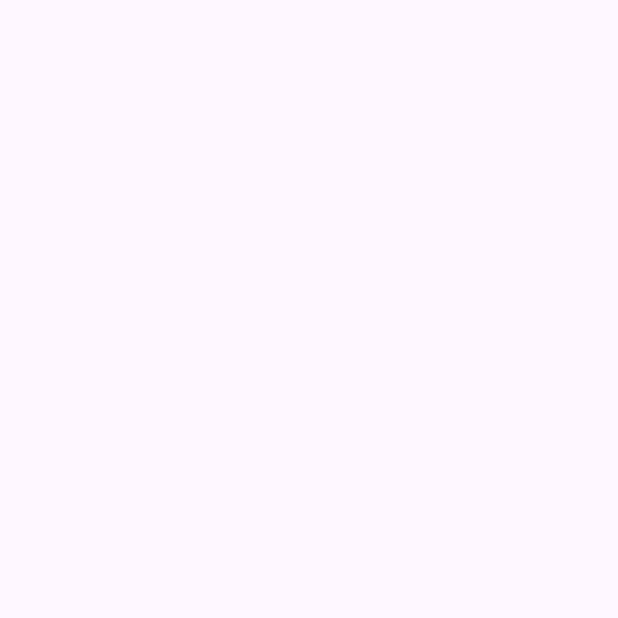
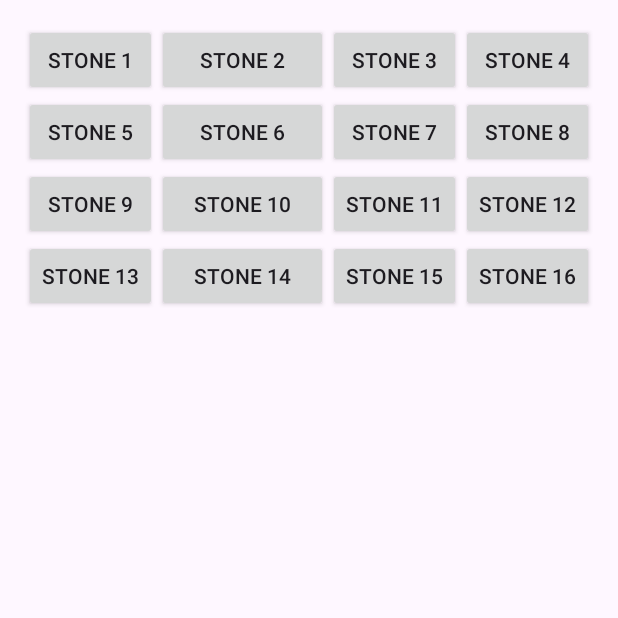
Before and after one commit to noeliarozado/RelicHunterGame, an Android app: the GameActivity screen opened directly, with no data from a screen before it, on a phone screen of 412 x 824 dp, the top half of it. Before the commit the part shown is empty. Run offline under Robolectric (Android 15) with nearby library versions, the phone set to English and light mode, and no system bars.

Commit message:
Included stones

```diff
--- a/app/src/main/java/com/example/relichunter/GameActivity.java
+++ b/app/src/main/java/com/example/relichunter/GameActivity.java
@@ -3,116 +3,150 @@ package com.example.relichunter;
 import android.os.Bundle;
 import android.view.View;
 import android.widget.Button;
-import android.widget.GridLayout;
-import android.widget.ImageView;
+import android.widget.TableLayout;
+import android.widget.TableRow;
 import android.widget.TextView;
+import android.widget.Toast;
+
 import androidx.appcompat.app.AppCompatActivity;
+
+import java.util.ArrayList;
+import java.util.Collections;
 
 public class GameActivity extends AppCompatActivity {
 
-    private GridLayout gridLayout;
-    private TextView messageTextView;
-    private Button endGameButton;
-
-    private String[] relics = {"AXE", "COMPASS", "ABACUS", "OIL_LAMP", "NEEDLE", "PAPYRUS", "SANDAL"};
-    private boolean[] tileRevealed = new boolean[16];
+    private TableLayout tableLayout;
+    private TextView messageText, finalMessageText;
+    private ArrayList<String> items; // List to store grid items (relics, curses, nothing)
     private int relicsFound = 0;
-    private final String[] messages = {
-            "STONE AXE: Found by Zealsprince in Jokler’s garden. He’s not sure what to make of it...",
-            "COMPASS: Used by tmtu during his last hike when he forgot his GPS at home.",
-            "ABACUS: Used by Chanty to count the days until the next Advent calendar starts.",
-            "OIL LAMP: Used by Kilmanio to get to the gym at night after forgetting his flashlight in a Hardangervidda cabin.",
-            "BONE NEEDLE: Used by APH to knit a new Godot hat and a sweater for Amon.",
-            "PAPYRUS: Used by Rapid to jot down new Spanish words when he couldn’t find his notebook.",
-            "PREHISTORIC SANDAL: Found by Amon behind the sofa while Dolan was playing Lethal Company."
-    };
-
-    private final String[] relicImages = {
-            "stone_axe", "compass", "abacus", "oil_lamp", "bone_needle", "papyrus", "sandal"
-    };
+    private int totalRelics = 7; // Number of relics to be found
 
     @Override
     protected void onCreate(Bundle savedInstanceState) {
         super.onCreate(savedInstanceState);
         setContentView(R.layout.activity_game);
 
-        gridLayout = findViewById(R.id.gridLayout);
-        messageTextView = findViewById(R.id.messageTextView);
-        endGameButton = findViewById(R.id.endGameButton);
+        tableLayout = findViewById(R.id.tableLayout);
+        messageText = findViewById(R.id.messageText);
+        finalMessageText = findViewById(R.id.finalMessageText);
 
-        // Set up the grid with clickable ImageViews
-        for (int i = 0; i < gridLayout.getChildCount(); i++) {
-            final ImageView tile = (ImageView) gridLayout.getChildAt(i);
-            final int index = i;
-            tile.setImageResource(R.drawable.stone);  // Default image (could be a stone or similar)
+        // Initialize the list of items (relics, curses, nothing)
+        items = new ArrayList<>();
+        items.add("STONE_AXE");
+        items.add("COMPASS");
+        items.add("ABACUS");
+        items.add("OIL_LAMP");
+        items.add("BONE_NEEDLE");
+        items.add("PAPYRUS");
+        items.add("PREHISTORIC_SANDAL");
 
-            // Set a random relic for the tile
-            tile.setTag(relics[(int) (Math.random() * relics.length)]);
+        // Add "nothing" and "curse" to the grid
+        for (int i = 0; i < 9; i++) {
+            if (i % 2 == 0) {
+                items.add("CURSE");
+            } else {
+                items.add("NOTHING");
+            }
+        }
 
-            tile.setOnClickListener(v -> onTileClicked(tile, index));
+        // Shuffle items so they appear randomly on the grid
+        Collections.shuffle(items);
+
+        // Create rows dynamically for the table
+        for (int i = 0; i < 4; i++) {  // We will have 4 rows
+            TableRow row = new TableRow(this);
+            row.setLayoutParams(new TableLayout.LayoutParams(
+                    TableLayout.LayoutParams.MATCH_PARENT,
+                    TableLayout.LayoutParams.WRAP_CONTENT
+            ));
+
+            // Add 4 buttons per row
+            for (int j = 0; j < 4; j++) {
+                int index = i * 4 + j;
+                if (index >= items.size()) break;  // Prevent overflow
+
+                Button button = new Button(this);
+                button.setText("Stone " + (index + 1));
+                button.setTag(items.get(index));  // Assign item type to button tag
+
+                // Set up click listener for each button
+                button.setOnClickListener(v -> handleItemClick((Button) v));
+
+                row.addView(button);
+            }
+
+            // Add the row to the TableLayout
+            tableLayout.addView(row);
+        }
+    }
+    private void handleItemClick(Button button) {
+        String itemType = (String) button.getTag();  // Get the item type (relic, curse, nothing)
+        button.setEnabled(false); // Disable button after it's clicked
+
+        String message = "";
+        int imageResource = 0;  // Default to 0 (no image)
+
+        // Display different messages and set images depending on item type
+        switch (itemType) {
+            case "STONE_AXE":
+                message = "STONE AXE: Found by Zealsprince in Jokler’s garden. He’s not sure what to make of it...";
+                imageResource = R.drawable.axe;  // Add the actual image in your drawable folder
+                break;
+            case "COMPASS":
+                message = "COMPASS: Used by tmtu during his last hike when he forgot his GPS at home.";
+                imageResource = R.drawable.compass;  // Add the actual image in your drawable folder
+                break;
+            case "ABACUS":
+                message = "ABACUS: Used by Chanty to count the days until the next Advent calendar starts.";
+                imageResource = R.drawable.abacus;  // Add the actual image in your drawable folder
+                break;
+            case "OIL_LAMP":
+                message = "OIL LAMP: Used by Kilmanio to get to the gym at night after forgetting his flashlight in a Hardangervidda cabin.";
+                imageResource = R.drawable.oil_lamp;  // Add the actual image in your drawable folder
+                break;
+            case "BONE_NEEDLE":
+                message = "BONE NEEDLE: Used by APH to knit a new Godot hat and a sweater for Amon.";
+                imageResource = R.drawable.needle;  // Add the actual image in your drawable folder
+                break;
+            case "PAPYRUS":
+                message = "PAPYRUS: Used by Rapid to jot down new Spanish words when he couldn’t find his notebook.";
+                imageResource = R.drawable.papyrus;  // Add the actual image in your drawable folder
+                break;
+            case "PREHISTORIC_SANDAL":
+                message = "PREHISTORIC SANDAL: Found by Amon behind the sofa while Dolan was playing Lethal Company.";
+                imageResource = R.drawable.sandal;  // Add the actual image in your drawable folder
+                break;
+            case "CURSE":
+                message = "CURSE: Oops! Something bad happened!";
+                imageResource = R.drawable.hand;  // Add the curse image in your drawable folder
+                break;
+            case "NOTHING":
+                message = "NOTHING: You found nothing... Try again!";
+                imageResource = R.drawable.nothing;  // Add the nothing image in your drawable folder
+                break;
+        }
+
+        // Update the button to show the image
+        button.setBackgroundResource(imageResource);  // Set the image as background
+
+        // Display the message at the bottom
+        messageText.setText(message);
+        messageText.setVisibility(View.VISIBLE);
+
+        // Count the relics found
+        if (itemType.equals("STONE_AXE") || itemType.equals("COMPASS") || itemType.equals("ABACUS")
+                || itemType.equals("OIL_LAMP") || itemType.equals("BONE_NEEDLE") || itemType.equals("PAPYRUS")
+                || itemType.equals("PREHISTORIC_SANDAL")) {
+            relicsFound++;
+        }
+
+        // Check if all relics have been found
+        if (relicsFound == totalRelics) {
+            finalMessageText.setText("Congratulations! You've found all relics! Your score: " + relicsFound + "/" + totalRelics);
+            finalMessageText.setVisibility(View.VISIBLE);
         }
     }
 
-    private void onTileClicked(ImageView tile, int index) {
-        // If the tile is already revealed, do nothing
-        if (tileRevealed[index]) {
-            return;
-        }
 
-        tileRevealed[index] = true;
-        String relic = (String) tile.getTag();
-        String message = getMessageForRelic(relic);
-        tile.setImageResource(getImageForRelic(relic));  // Change the image based on the relic
 
-        messageTextView.setText(message);
-
-        // Check if the game is over
-        relicsFound++;
-        if (relicsFound == relics.length) {
-            endGameButton.setVisibility(View.VISIBLE);
-            endGameButton.setText("Congratulations! You found all the relics. Score: " + relicsFound + "/" + relics.length);
-        }
-    }
-
-    private String getMessageForRelic(String relic) {
-        switch (relic) {
-            case "AXE":
-                return messages[0];
-            case "COMPASS":
-                return messages[1];
-            case "ABACUS":
-                return messages[2];
-            case "OIL_LAMP":
-                return messages[3];
-            case "NEEDLE":
-                return messages[4];
-            case "PAPYRUS":
-                return messages[5];
-            case "SANDAL":
-                return messages[6];
-            default:
-                return "No message available.";
-        }
-    }
-
-    private int getImageForRelic(String relic) {
-        switch (relic) {
-            case "AXE":
-                return R.drawable.axe;  // Replace with your actual image resource
-            case "COMPASS":
-                return R.drawable.compass;
-            case "ABACUS":
-                return R.drawable.abacus;
-            case "OIL_LAMP":
-                return R.drawable.oil_lamp;
-            case "NEEDLE":
-                return R.drawable.needle;
-            case "PAPYRUS":
-                return R.drawable.papyrus;
-            case "SANDAL":
-                return R.drawable.sandal;
-            default:
-                return R.drawable.stone;  // Default image for nothing
-        }
-    }
 }
--- a/app/src/main/res/layout/activity_game.xml
+++ b/app/src/main/res/layout/activity_game.xml
@@ -5,33 +5,38 @@
     android:orientation="vertical"
     android:padding="16dp">
 
-    <!-- Grid layout to hold all tiles -->
-    <GridLayout
-        android:id="@+id/gridLayout"
+    <!-- Message Text to display after clicking a stone -->
+    <TextView
+        android:id="@+id/messageText"
+        android:layout_width="match_parent"
+        android:layout_height="wrap_content"
+        android:layout_marginBottom="16dp"
+        android:text="Welcome to the Ancient Relics Game!"
+        android:textSize="18sp"
+        android:textAlignment="center"
+        android:visibility="gone" />
+
+    <!-- Table Layout for the stones (acts as a grid) -->
+    <TableLayout
+        android:id="@+id/tableLayout"
         android:layout_width="match_parent"
         android:layout_height="0dp"
         android:layout_weight="1"
-        android:columnCount="4"
-        android:rowCount="4"
-        android:orientation="horizontal" />
+        android:stretchColumns="1"
+        android:orientation="vertical"
+        android:layout_gravity="center">
 
-    <!-- Text view to show the message after revealing a relic -->
+        <!-- Rows will be dynamically added in the Java code -->
+    </TableLayout>
+
+    <!-- Container for the final message and score -->
     <TextView
-        android:id="@+id/messageTextView"
+        android:id="@+id/finalMessageText"
         android:layout_width="match_parent"
         android:layout_height="wrap_content"
-        android:layout_marginTop="16dp"
         android:text=""
         android:textSize="18sp"
-        android:textColor="@android:color/black"
-        android:gravity="center" />
-
-    <!-- Button to finish the game -->
-    <Button
-        android:id="@+id/endGameButton"
-        android:layout_width="match_parent"
-        android:layout_height="wrap_content"
-        android:text="End Game"
+        android:textAlignment="center"
         android:visibility="gone" />
 
 </LinearLayout>
```
